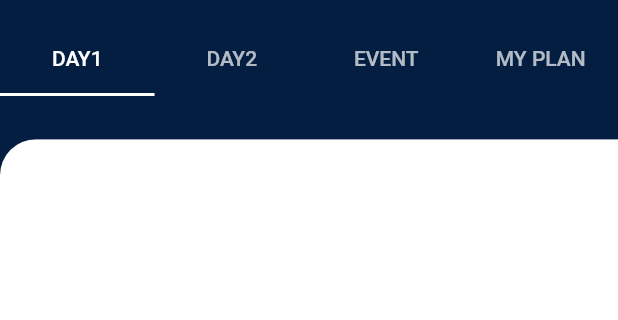
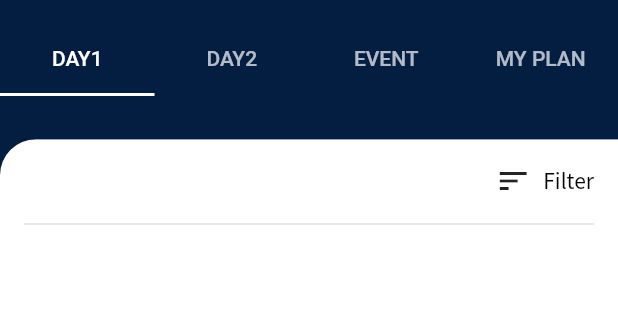
Before and after one commit to itome/droidkaigi_flutter, a Flutter app: the screen it shows after launch, on a phone screen of 412 x 824 dp, the part 60-380 px from its top. Run offline on Flutter 3.47's test engine with Material 2 defaults, Android fonts, the phone set to English and light mode, and no system bars; our stand-ins replace dio, google_fonts; generated files the repository leaves out were written again; network calls fail.

Commit message:
Add filter button

```diff
--- a/lib/l10n/message.dart
+++ b/lib/l10n/message.dart
@@ -7,6 +7,7 @@ class Message {
     @required this.dayCount,
     @required this.event,
     @required this.myPlan,
+    @required this.startFilter,
   });
 
   factory Message.of(Locale locale) {
@@ -24,6 +25,7 @@ class Message {
       dayCount: (count) => 'DAY$count',
       event: 'EVENT',
       myPlan: 'MY PLAN',
+      startFilter: 'Filter',
     );
   }
 
@@ -33,6 +35,7 @@ class Message {
       dayCount: (count) => 'DAY $count',
       event: 'EVENT',
       myPlan: 'MY PLAN',
+      startFilter: '絞り込む',
     );
   }
 
@@ -40,4 +43,5 @@ class Message {
   final String Function(int) dayCount;
   final String event;
   final String myPlan;
+  final String startFilter;
 }
--- a/lib/view/page/sessions_tab_page.dart
+++ b/lib/view/page/sessions_tab_page.dart
@@ -38,6 +38,29 @@ class _SessionsTabPageState extends State<SessionsTabPage> {
               ),
               child: Container(
                 color: context.theme.backgroundColor,
+                child: Column(
+                  children: <Widget>[
+                    SizedBox(
+                      height: 56,
+                      width: double.infinity,
+                      child: FlatButton(
+                        onPressed: () {},
+                        child: Row(
+                          mainAxisAlignment: MainAxisAlignment.end,
+                          children: <Widget>[
+                            Icon(Icons.sort),
+                            const SizedBox(width: 8),
+                            Text(
+                              context.localized.startFilter,
+                              style: context.theme.textTheme.button,
+                            ),
+                          ],
+                        ),
+                      ),
+                    ),
+                    const Divider(
+                        indent: 16, endIndent: 16, height: 1, thickness: 1),
+                    Expanded(
                       child: ListView.builder(
                         controller: controller,
                         itemCount: sessions.length,
@@ -47,11 +70,16 @@ class _SessionsTabPageState extends State<SessionsTabPage> {
                             onSessionPressed: (info) {
                               context.navigator.pushNamed(
                                 '/session',
-                          arguments: SessionArgs(sessionId: info.session.id),
+                                arguments: SessionArgs(
+                                  sessionId: info.session.id,
+                                ),
                               );
                             },
                           );
                         },
+                      ),
+                    ),
+                  ],
                 ),
               ),
             );
```
Lines whose indentation alone changed are shown as unchanged.
